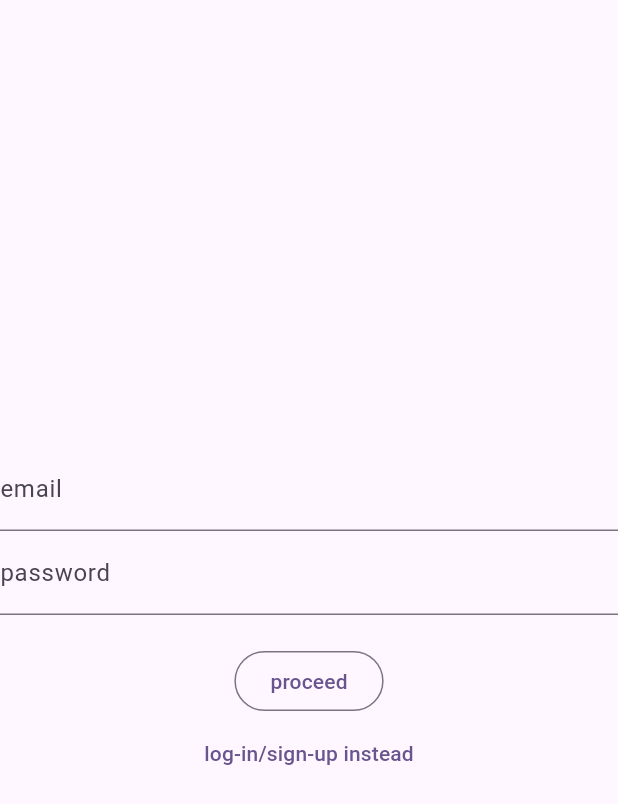
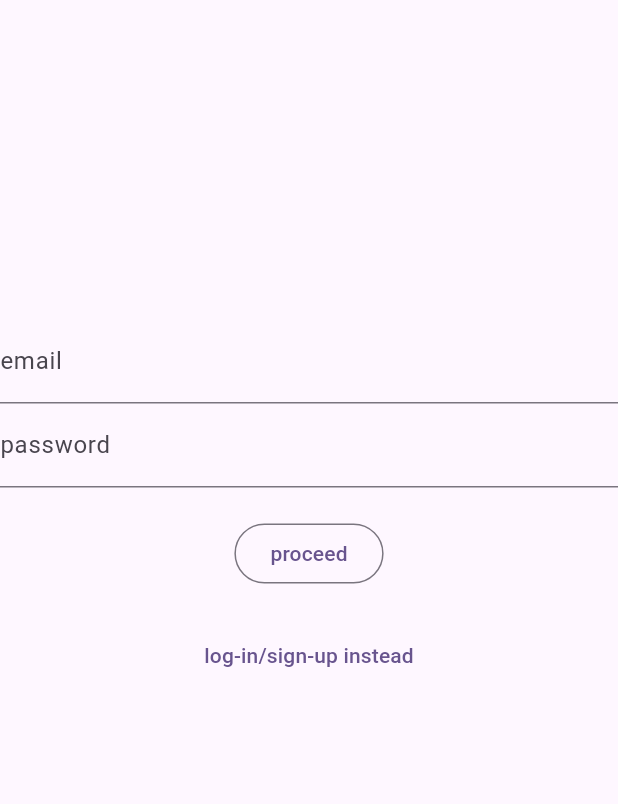
Before and after one commit to zacuel/stasis, a Flutter app: the screen it shows after launch, on a phone screen of 412 x 824 dp. Shown: the top 804 px of the screen. Run offline on Flutter 3.47's test engine with Material 3 defaults, Android fonts, the phone set to English and light mode, and no system bars; our stand-ins replace cloud_firestore, firebase_auth, firebase_core, flutter_riverpod, fpdart; missing offline and left inert: flex_color_picker; accounts and stored records are empty; generated files the repository leaves out were written again.

Commit message:
some style changes

```diff
--- a/lib/features/authentication/name_engine.dart
+++ b/lib/features/authentication/name_engine.dart
@@ -15,6 +15,23 @@ const List<String> adjectives = [
   "Indignant",
   "Charming",
   "Convoluted",
+  "Synchronized",
+  "Chronological",
+  "Shenanigan",
+  "Placebo",
+  "Dinosaur",
+  "Berry",
+  "Fanfaction",
+  "Vigilant",
+  "Standoffish",
+  "Flying",
+  "Dastardly",
+  "Indignant",
+  "Curious",
+  "Distilled",
+  "Harmonious",
+  "Esoteric",
+  "Ambient",
 ];
 const List<String> nouns = [
   'Firefighter',
@@ -33,6 +50,16 @@ const List<String> nouns = [
   "Sabotage",
   "Alibi",
   "Continuum",
+  "Conduit",
+  "Shindig",
+  "Mccoy",
+  "Shoehorn",
+  "Avalanche",
+  "Zebrafish",
+  "Ducttape",
+  "Simplicity",
+  "Mastermind",
+  "Entropy",
 ];
 
 class NameEngine {
--- a/lib/main.dart
+++ b/lib/main.dart
@@ -5,7 +5,7 @@ import 'package:flutter_riverpod/flutter_riverpod.dart';
 import 'package:stasis/features/authentication/auth_controller.dart';
 import 'package:stasis/ui/auth/auth_screen.dart';
 import 'package:stasis/ui/common/error_loader.dart';
-import 'package:stasis/ui/home_screen.dart';
+import 'package:stasis/ui/chrono_screen.dart';
 
 import 'features/articles/favorite_articles_provider.dart';
 import 'models/person.dart';
--- a/lib/navigation.dart
+++ b/lib/navigation.dart
@@ -1,5 +1,5 @@
 import 'package:flutter/material.dart';
-import 'package:stasis/ui/home_screen.dart';
+import 'package:stasis/ui/chrono_screen.dart';
 import 'package:stasis/ui/personal/favorites_feed.dart';
 import 'package:stasis/ui/personal/personal_page.dart';
 
@@ -56,5 +56,5 @@ navigateToNameChange(BuildContext context, String username) {
 }
 
 navigateToSortedFeed(BuildContext context) {
-  Navigator.of(context).push(MaterialPageRoute(builder: (context) => const HomeScreen()));
+  Navigator.of(context).push(MaterialPageRoute(builder: (context) => const ChronoScreen()));
 }
--- a/lib/ui/article_screens/article_screen.dart
+++ b/lib/ui/article_screens/article_screen.dart
@@ -76,6 +76,7 @@ class _ArticleScreenState extends ConsumerState<ArticleScreen> {
       appBar: AppBar(
         title: Text(widget.article.title),
         actions: [
+          if (isLiked) const Icon(Icons.star),
           PopupMenuButton(
             onSelected: (value) => _toggleMenu(
               value,
--- a/lib/ui/article_screens/create_article_screen.dart
+++ b/lib/ui/article_screens/create_article_screen.dart
@@ -16,7 +16,6 @@ enum PageSelector {
 }
 
 class CreateArticleScreen extends ConsumerStatefulWidget {
-
   const CreateArticleScreen({super.key});
 
   @override
@@ -241,7 +240,7 @@ class _CreateArticleScreenState extends ConsumerState<CreateArticleScreen> {
                 ),
                 RadioListTile<Scope>(value: Scope.state, groupValue: scope, onChanged: _changeScope, title: const Text('state')),
                 RadioListTile<Scope>(value: Scope.national, groupValue: scope, onChanged: _changeScope, title: const Text('national')),
-                RadioListTile<Scope>(value: Scope.global, groupValue: scope, onChanged: _changeScope, title: const Text('global')),
+                RadioListTile<Scope>(value: Scope.global, groupValue: scope, onChanged: _changeScope, title: const Text('world')),
               ],
             ),
             isLoading ? const CircularProgressIndicator() : ElevatedButton(onPressed: _submitPost, child: const Text("submit submission")),
--- a/lib/ui/auth/auth_screen.dart
+++ b/lib/ui/auth/auth_screen.dart
@@ -56,6 +56,9 @@ class _AuthScreenState extends ConsumerState<AuthScreen> {
       body: Column(
         mainAxisAlignment: MainAxisAlignment.center,
         children: [
+          Column(
+            mainAxisAlignment: MainAxisAlignment.center,
+            children: [
               TextField(
                 controller: _emailController,
                 decoration: const InputDecoration(label: Text('email')),
@@ -74,7 +77,10 @@ class _AuthScreenState extends ConsumerState<AuthScreen> {
               if (_isNewUser)
                 Column(
                   children: [
-                const Text('given username, can change inside'),
+                    const Text('username can be customized inside'),
+                    const SizedBox(
+                      height: 15,
+                    ),
                     Row(
                       mainAxisAlignment: MainAxisAlignment.spaceEvenly,
                       children: [
@@ -88,7 +94,15 @@ class _AuthScreenState extends ConsumerState<AuthScreen> {
                 height: 20,
               ),
               Container(child: isLoading ? const Loader() : OutlinedButton(onPressed: _proceed, child: const Text('proceed'))),
+              const SizedBox(
+                height: 20,
+              ),
               TextButton(onPressed: _changeModes, child: const Text('log-in/sign-up instead'))
+            ],
+          ),
+          const SizedBox(
+            height: 150,
+          ),
         ],
       ),
     );
--- a/lib/ui/personal/fav_list_tile.dart
+++ b/lib/ui/personal/fav_list_tile.dart
@@ -24,7 +24,8 @@ class FavListTile extends StatelessWidget {
   @override
   Widget build(BuildContext context) {
     return ListTile(
-      tileColor: getColor(article),
+
+      tileColor: getColor(article).withOpacity(.5),
       title: Text(article.title),
       onTap: () => navigateToArticle(context, article),
     );
--- a/lib/ui/widgets/article_tiles/liked_article_tile.dart
+++ b/lib/ui/widgets/article_tiles/liked_article_tile.dart
@@ -17,9 +17,12 @@ class LikedArticleTile extends ConsumerWidget {
       child: Container(
         decoration: BoxDecoration(border: Border.all(color: borderColor, width: 5)),
         child: Padding(
-          padding: const EdgeInsets.all(8.0),
+          padding: const EdgeInsets.all(10.0),
           child: Column(children: [
             Text(article.title),
+            const SizedBox(
+              height: 8,
+            ),
             Text(article.authorName),
           ]),
         ),
```
Also changed, not shown: lib/color_by_locale.dart (added, +16 -0 lines), lib/ui/chrono_screen.dart (renamed from lib/ui/home_screen.dart, +8 -6 lines), lib/ui/widgets/article_tiles/shaded/shaded_article_tile.dart (added, +38 -0 lines), lib/ui/widgets/article_tiles/shaded/shaded_liked_article_tile.dart (added, +36 -0 lines). Lines whose indentation alone changed are shown as unchanged.
